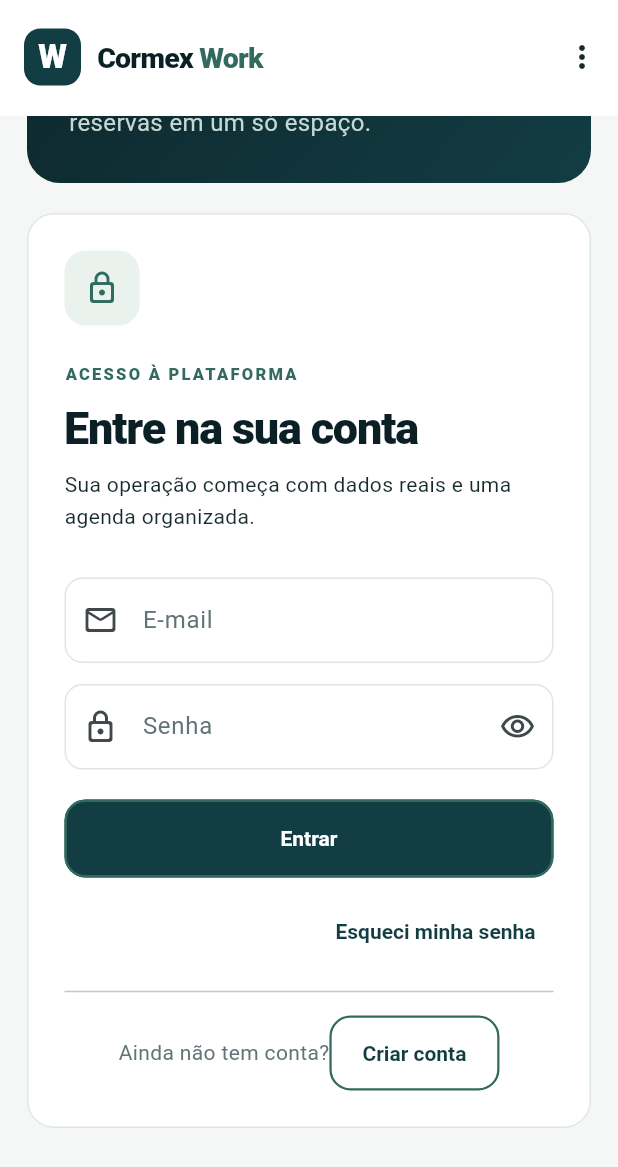
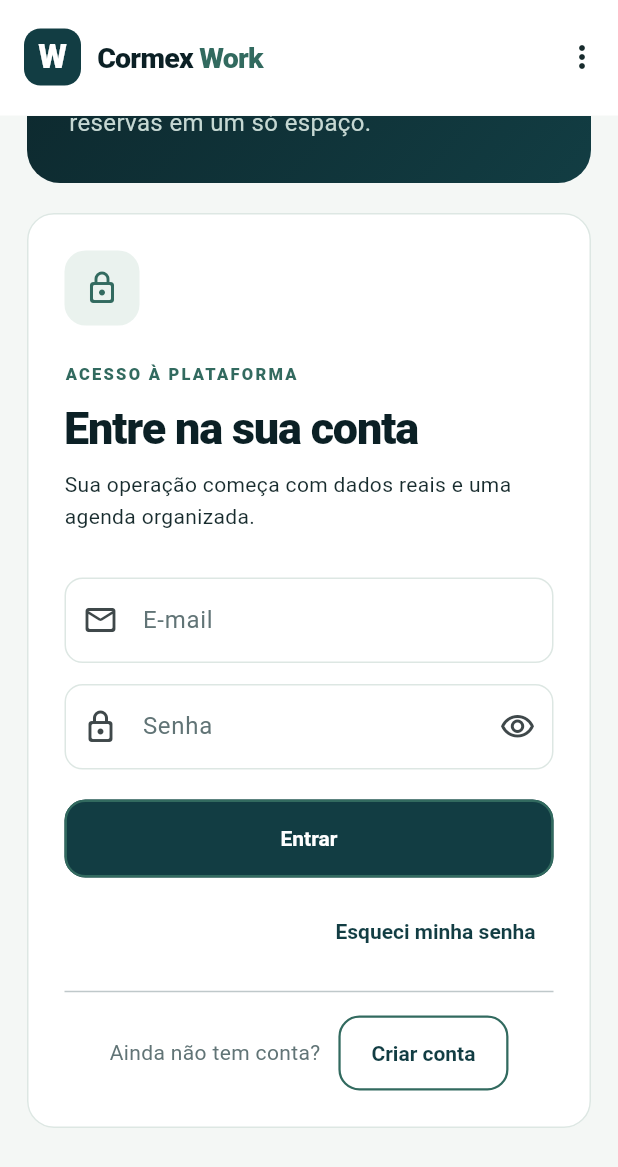
Before and after one commit to Tdk17/Cormex_Work, a Flutter app: the AuthPage widget shown alone on an empty page, opened directly with empty values, scrolled down 333 dp, on a phone screen of 412 x 824 dp. Shown: the top 1167 px of the screen. Run offline on Flutter 3.47's test engine with Material 3 defaults, Android fonts, the phone set to English and light mode, and no system bars; our stand-ins replace get_it, go_router, signals.

Commit message:
Space login and registration actions on small screens

```diff
--- a/lib/features/auth/auth_page.dart
+++ b/lib/features/auth/auth_page.dart
@@ -299,17 +299,17 @@ class _AuthPageState extends State<AuthPage> {
                       const SizedBox(height: 8),
                       const Divider(),
                       const SizedBox(height: 8),
-                      Row(
-                        mainAxisAlignment: MainAxisAlignment.center,
+                      Wrap(
+                        alignment: WrapAlignment.center,
+                        crossAxisAlignment: WrapCrossAlignment.center,
+                        spacing: 12,
+                        runSpacing: 8,
                         children: [
-                          Flexible(
-                            child: Text(
-                              registering
-                                  ? 'Já faz parte do Cormex Work?'
-                                  : 'Ainda não tem conta?',
-                              style:
-                                  const TextStyle(color: CormexTheme.muted),
-                            ),
+                          Text(
+                            registering
+                                ? 'Já faz parte do Cormex Work?'
+                                : 'Ainda não tem conta?',
+                            style: const TextStyle(color: CormexTheme.muted),
                           ),
                           OutlinedButton(
                             onPressed: () => context.go((registering
@@ -329,7 +329,7 @@ class _AuthPageState extends State<AuthPage> {
                             ),
                           ),
                         ],
-                        ),
+                      ),
                     ],
                   ),
                 ),
```
